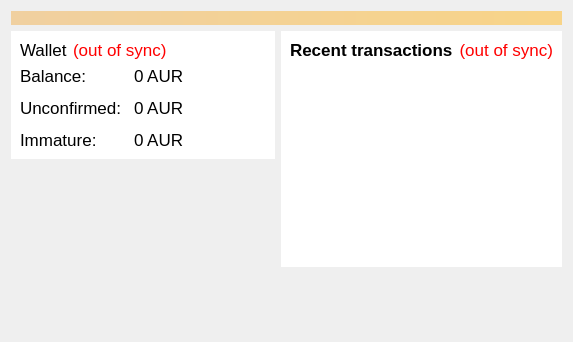
Old version of the form src/qt/forms/overviewpage.ui in the repository smileycoin/smileyCoin.
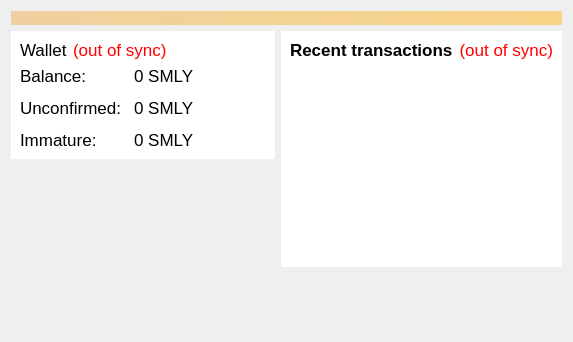
New version of the form.

The edit to the form file:
```diff
--- a/src/qt/forms/overviewpage.ui
+++ b/src/qt/forms/overviewpage.ui
@@ -145,7 +145,7 @@
                <string>Your current balance</string>
               </property>
               <property name="text">
-              <string notr="true">0 AUR</string>
+              <string notr="true">0 SMLY</string>
               </property>
               <property name="textInteractionFlags">
                <set>Qt::LinksAccessibleByMouse|Qt::TextSelectableByKeyboard|Qt::TextSelectableByMouse</set>
@@ -184,7 +184,7 @@
                <string>Total of transactions that have yet to be confirmed, and do not yet count toward the current balance</string>
               </property>
               <property name="text">
-               <string notr="true">0 AUR</string>
+               <string notr="true">0 SMLY</string>
               </property>
               <property name="textInteractionFlags">
                <set>Qt::LinksAccessibleByMouse|Qt::TextSelectableByKeyboard|Qt::TextSelectableByMouse</set>
@@ -220,7 +220,7 @@
                <string>Mined balance that has not yet matured</string>
               </property>
               <property name="text">
-               <string notr="true">0 AUR</string>
+               <string notr="true">0 SMLY</string>
               </property>
               <property name="textInteractionFlags">
                <set>Qt::LinksAccessibleByMouse|Qt::TextSelectableByKeyboard|Qt::TextSelectableByMouse</set>
```
Left out of the diff: 4 changed lines with no effect on the pictures.
